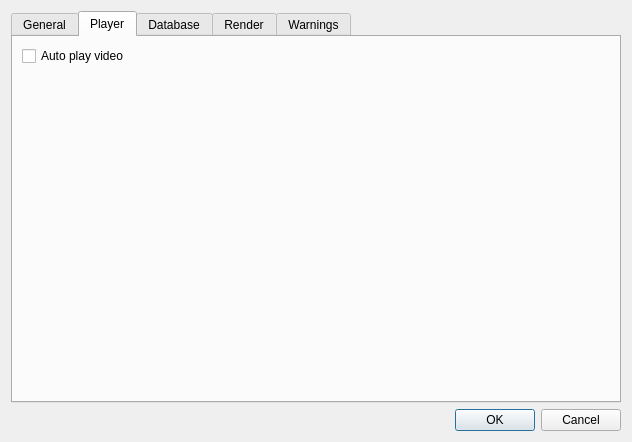
First picture: the form in gui/settings.ui, repository vommie/pycutxn, before the edit.
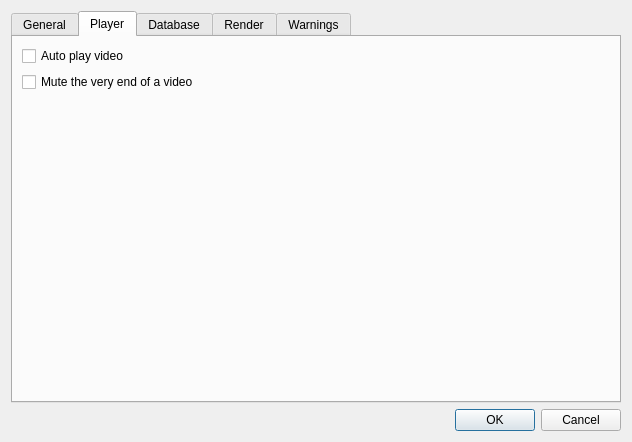
Second picture: the form after the edit. The open tabs and pages were chosen to show the change.

Commit message: better known ui, mute video end

```diff
--- a/gui/settings.ui
+++ b/gui/settings.ui
@@ -80,6 +80,16 @@
            </property>
           </widget>
          </item>
+         <item>
+          <widget class="QCheckBox" name="checkBoxMuteVideoEnd">
+           <property name="toolTip">
+            <string>Mutes the last second(s) of a video. This is useful on some systems to prevent cracking sound.</string>
+           </property>
+           <property name="text">
+            <string>Mute the very end of a video</string>
+           </property>
+          </widget>
+         </item>
          <item>
           <spacer name="verticalSpacer">
            <property name="orientation">
```
Left out of the diff: 2 changed lines with no effect on the pictures. The commit also changes 5 other files.
